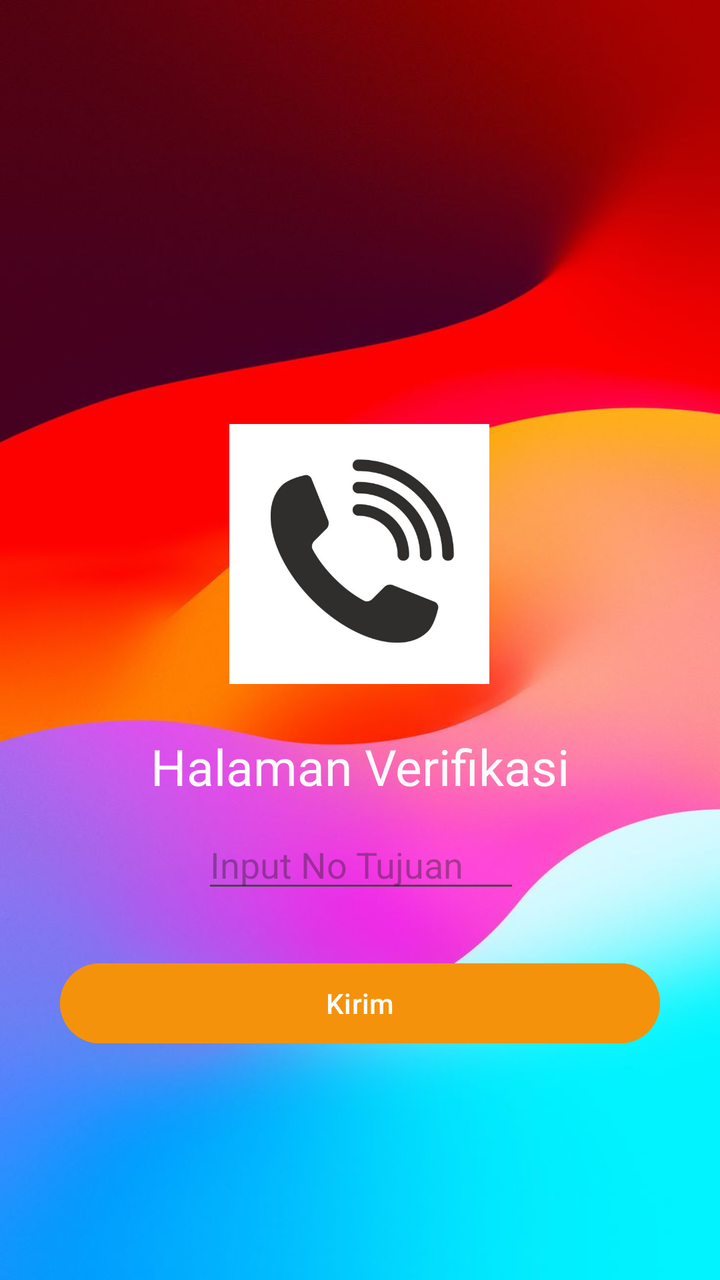
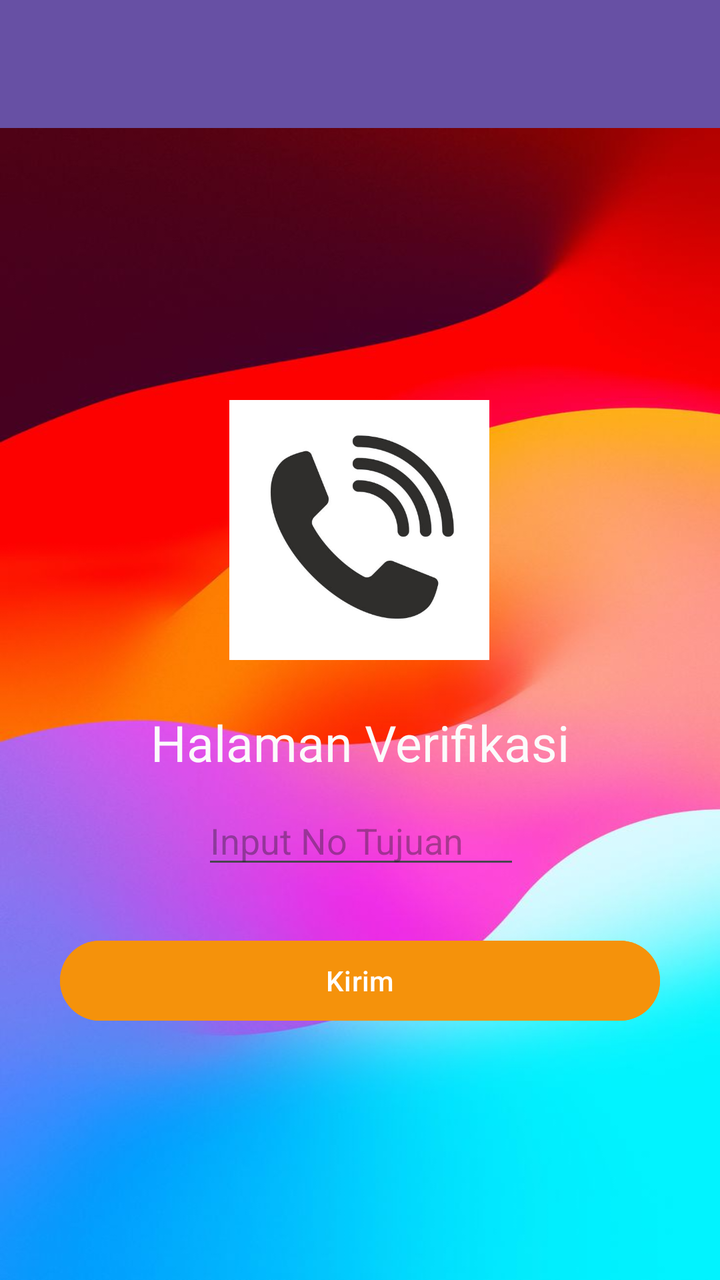

Screens rendered from an Android XML layout before and after an edit, with the pre-edit source and the edit as a unified diff.
<!-- AndroidManifest.xml: application theme Theme.IdoApps -->
<!-- res/layout/activity_third.xml -->
<?xml version="1.0" encoding="utf-8"?>
<androidx.constraintlayout.widget.ConstraintLayout xmlns:android="http://schemas.android.com/apk/res/android"
    xmlns:app="http://schemas.android.com/apk/res-auto"
    xmlns:tools="http://schemas.android.com/tools"
    android:id="@+id/main"
    android:layout_width="match_parent"
    android:background="@drawable/background"
    android:layout_height="match_parent"
    tools:context=".pertemuan_3.ThirdActivity">

    <ImageView
        android:id="@+id/imageView"
        android:layout_width="130dp"
        android:layout_height="130dp"
        android:layout_marginTop="212dp"
        app:layout_constraintEnd_toEndOf="parent"
        app:layout_constraintHorizontal_bias="0.498"
        app:layout_constraintStart_toStartOf="parent"
        app:layout_constraintTop_toTopOf="parent"
        android:src="@drawable/phone_icon" />

    <EditText
        android:id="@+id/inputNoTujuan"
        android:layout_width="match_parent"
        android:layout_height="wrap_content"
        android:layout_marginHorizontal="30dp"
        android:layout_marginStart="101dp"
        android:layout_marginTop="68dp"
        android:layout_marginEnd="100dp"
        android:ems="10"
        android:hint="Input No Tujuan"
        android:inputType="text"
        app:layout_constraintEnd_toEndOf="parent"
        app:layout_constraintHorizontal_bias="0.0"
        app:layout_constraintStart_toStartOf="parent"
        app:layout_constraintTop_toBottomOf="@+id/imageView" />

    <Button
        android:id="@+id/btnKirim"
        android:layout_width="match_parent"
        android:layout_height="wrap_content"
        android:layout_marginHorizontal="30dp"
        android:layout_marginTop="20dp"
        android:text="@string/kirim"
        android:backgroundTint="@color/yellow_primer"
        app:layout_constraintBottom_toBottomOf="parent"
        app:layout_constraintEnd_toEndOf="parent"
        app:layout_constraintHorizontal_bias="0.498"
        app:layout_constraintStart_toStartOf="parent"
        app:layout_constraintTop_toBottomOf="@+id/inputNoTujuan"
        app:layout_constraintVertical_bias="0.053" />

    <TextView
        android:id="@+id/textView"
        android:layout_width="wrap_content"
        android:layout_height="wrap_content"
        android:text="Halaman Verifikasi"
        android:fontFamily="@font/outfit_semibold"
        android:textColor="#FBFBFB"
        android:textSize="25dp"
        app:layout_constraintBottom_toTopOf="@+id/inputNoTujuan"
        app:layout_constraintEnd_toEndOf="parent"
        app:layout_constraintStart_toStartOf="parent"
        app:layout_constraintTop_toBottomOf="@+id/imageView"
        app:layout_constraintVertical_bias="0.707" />


</androidx.constraintlayout.widget.ConstraintLayout>
<!-- resources referenced by this layout -->
<resources>
  <color name="yellow_primer">#F5920B</color>
  <!-- drawable background: jpg bitmap (drawable, 35391 bytes) -->
  <!-- drawable phone_icon: jpg bitmap (drawable, 16501 bytes) -->
  <string name="kirim">Kirim</string>
  <style name="Theme.IdoApps" parent="Base.Theme.IdoApps" />
  <style name="Base.Theme.IdoApps" parent="Theme.Material3.DayNight.NoActionBar">
          
          
      </style>
</resources>

<!-- the commit's change to res/layout/activity_third.xml (unified diff, before → after) -->
@@ -8,16 +8,25 @@
     android:layout_height="match_parent"
     tools:context=".pertemuan_3.ThirdActivity">
 
+    <androidx.appcompat.widget.Toolbar
+        android:id="@+id/toolbar"
+        android:layout_width="match_parent"
+        android:layout_height="?attr/actionBarSize"
+        android:background="?attr/colorPrimary"
+        app:layout_constraintTop_toTopOf="parent"
+        app:subtitleTextColor="@android:color/white"
+        app:titleTextColor="@android:color/white" />
+
     <ImageView
         android:id="@+id/imageView"
         android:layout_width="130dp"
         android:layout_height="130dp"
-        android:layout_marginTop="212dp"
+        android:layout_marginTop="136dp"
+        android:src="@drawable/phone_icon"
         app:layout_constraintEnd_toEndOf="parent"
         app:layout_constraintHorizontal_bias="0.498"
         app:layout_constraintStart_toStartOf="parent"
-        app:layout_constraintTop_toTopOf="parent"
-        android:src="@drawable/phone_icon" />
+        app:layout_constraintTop_toBottomOf="@+id/toolbar" />
 
     <EditText
         android:id="@+id/inputNoTujuan"
